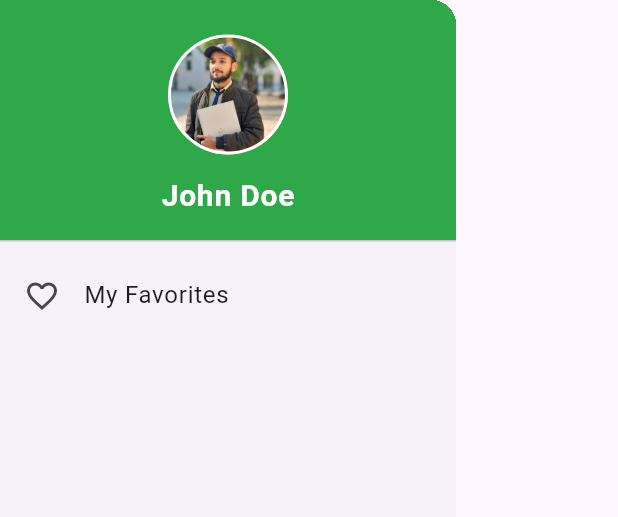
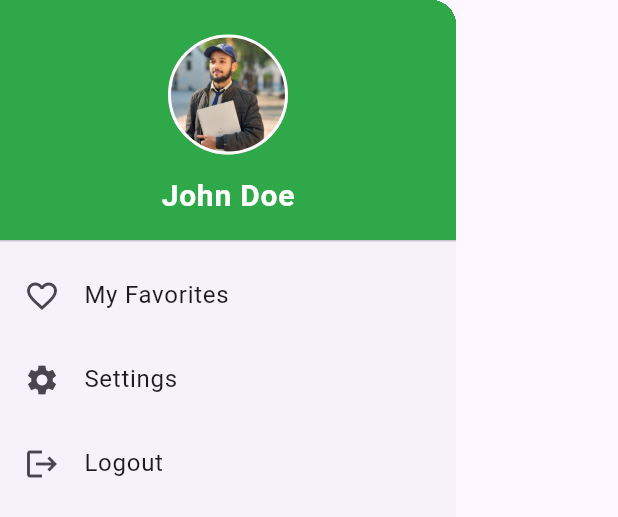
Before and after one commit to jamalihassan0307/Flutter-Plant-App, a Flutter app: the AppDrawer widget shown alone on an empty page, opened directly, after a tap on "My Favorites", on a phone screen of 412 x 824 dp. Shown: the top 517 px of the screen. Run offline on Flutter 3.47's test engine with Material 3 defaults, Android fonts, the phone set to English and light mode, and no system bars; our stand-ins replace fluttertoast.

Commit message:
Update app drawer and launcher icon image

```diff
--- a/lib/widgets/app_drawer.dart
+++ b/lib/widgets/app_drawer.dart
@@ -46,10 +46,23 @@ class AppDrawer extends StatelessWidget {
             leading: const Icon(Icons.favorite_outline),
             title: const Text('My Favorites'),
             onTap: () {
-              Navigator.pushNamed(context, '/favorites');
+              // Navigator.pushNamed(context, '/favorites');
             },
           ),
-          // Add more drawer items here
+          ListTile(
+            leading: const Icon(Icons.settings),
+            title: const Text('Settings'),
+            onTap: () {
+              // Navigator.pushNamed(context, '/settings');
+            },
+          ),
+          ListTile(
+            leading: const Icon(Icons.logout),
+            title: const Text('Logout'),
+            onTap: () {
+              // Navigator.pushNamed(context, '/logout');
+            },
+          ),
         ],
       ),
     );
--- a/pubspec.yaml
+++ b/pubspec.yaml
@@ -94,5 +94,5 @@ flutter:
 flutter_launcher_icons:
   android: "launcher_icon"
   ios: true
-  image_path: "assets/images/small plant.png"
+  image_path: "assets/images/Asset1.png"
   min_sdk_android: 21
```
